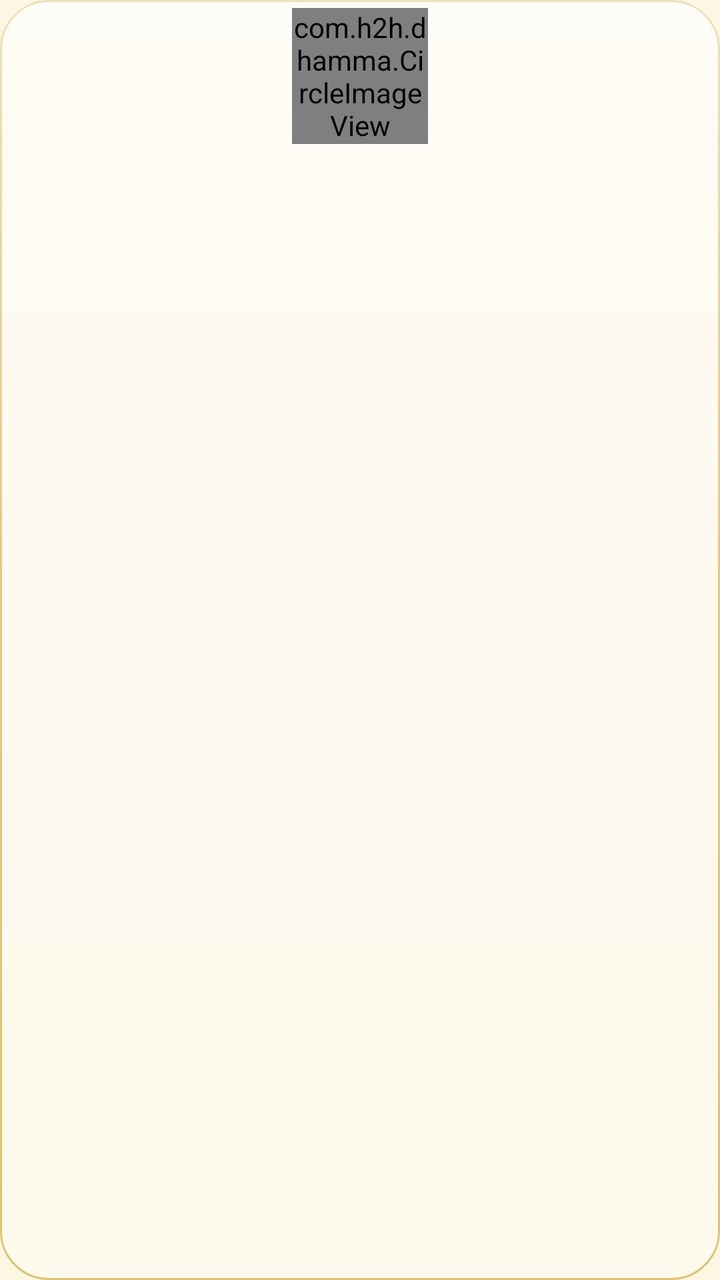
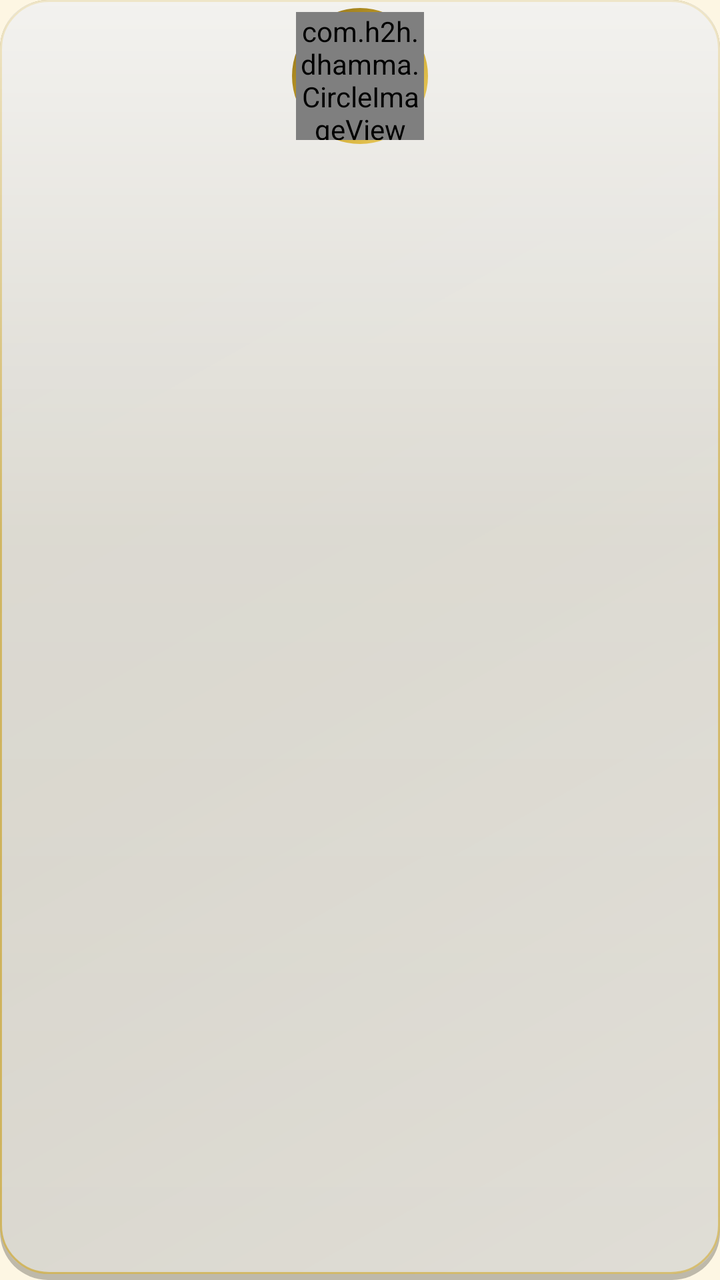

The first picture is an Android layout as it rendered before a commit; the second is the same layout after the commit. The layout source and the unified diff follow.
<!-- AndroidManifest.xml: application theme AppTheme -->
<!-- res/layout/row_sayadaw_h.xml -->
<?xml version="1.0" encoding="utf-8"?>
<LinearLayout xmlns:android="http://schemas.android.com/apk/res/android"
    android:layout_width="match_parent"
    android:layout_height="wrap_content"
    android:background="@drawable/card_bg"
    android:gravity="center_horizontal"
    android:orientation="vertical"
    android:padding="4dp">
    <FrameLayout
        android:layout_width="68dp"
        android:layout_height="68dp">
        <com.h2h.dhamma.CircleImageView
            android:id="@+id/photo"
            android:layout_width="68dp"
            android:layout_height="68dp"
            android:scaleType="centerCrop" />

    </FrameLayout>
    <TextView
        android:id="@+id/name"
        android:layout_width="match_parent"
        android:layout_height="wrap_content"
        android:layout_marginTop="4dp"
        android:ellipsize="end"
        android:gravity="center"
        android:maxLines="2"
        android:textColor="@color/ink"
        android:textSize="11sp"
        android:textStyle="bold" />
    <TextView
        android:id="@+id/group"
        android:layout_width="match_parent"
        android:layout_height="wrap_content"
        android:ellipsize="end"
        android:gravity="center"
        android:maxLines="1"
        android:textColor="@color/muted"
        android:textSize="10sp" />
</LinearLayout>
<!-- resources referenced by this layout -->
<resources>
  <color name="ink">#3B2314</color>
  <color name="muted">#7A6A58</color>
  <!-- drawable card_bg (drawable) -->
  <?xml version="1.0" encoding="utf-8"?>
  <layer-list xmlns:android="http://schemas.android.com/apk/res/android">
      <item>
          <shape android:shape="rectangle">
              <solid android:color="#59FFFFFF" />
              <stroke android:width="1dp" android:color="#99C9A227" />
              <corners android:radius="24dp" />
          </shape>
      </item>
      <item>
          <shape android:shape="rectangle">
              <gradient android:angle="270" android:startColor="#80FFFFFF" android:centerColor="#1AFFFFFF" android:centerY="0.45" android:endColor="#00FFFFFF" android:type="linear" />
              <corners android:radius="24dp" />
          </shape>
      </item>
  </layer-list>
  <style name="AppTheme" parent="android:Theme.Material.Light.NoActionBar">
          <item name="android:colorPrimary">@color/maroon</item>
          <item name="android:colorPrimaryDark">@color/maroon</item>
          <item name="android:colorAccent">@color/gold</item>
          <item name="android:windowBackground">@color/bg</item>
          <item name="android:textColorPrimary">@color/ink</item>
      </style>
  <color name="maroon">#7A2E1F</color>
  <color name="gold">#C9A227</color>
  <color name="bg">#FDF6E3</color>
</resources>

<!-- the commit's change to res/layout/row_sayadaw_h.xml (unified diff, before → after) -->
@@ -6,13 +6,16 @@
     android:gravity="center_horizontal"
     android:orientation="vertical"
     android:padding="4dp">
+    
     <FrameLayout
         android:layout_width="68dp"
-        android:layout_height="68dp">
+        android:layout_height="68dp"
+        android:background="@drawable/portrait_ring">
         <com.h2h.dhamma.CircleImageView
             android:id="@+id/photo"
-            android:layout_width="68dp"
-            android:layout_height="68dp"
+            android:layout_width="64dp"
+            android:layout_height="64dp"
+            android:layout_gravity="center"
             android:scaleType="centerCrop" />
 
     </FrameLayout>
<!-- resource entries referenced after the edit -->
@@ -5,17 +5,56 @@
   <!-- drawable card_bg (drawable) -->
   <?xml version="1.0" encoding="utf-8"?>
   <layer-list xmlns:android="http://schemas.android.com/apk/res/android">
+      
       <item>
           <shape android:shape="rectangle">
-              <solid android:color="#59FFFFFF" />
-              <stroke android:width="1dp" android:color="#99C9A227" />
+              <solid android:color="#40000000" />
               <corners android:radius="24dp" />
           </shape>
       </item>
+      
+      <item android:bottom="3dp">
+          <shape android:shape="rectangle">
+              <solid android:color="#59FFFFFF" />
+              <stroke android:width="1dp" android:color="#CCC9A227" />
+              <corners android:radius="24dp" />
+          </shape>
+      </item>
+      
+      <item android:bottom="3dp">
+          <shape android:shape="rectangle">
+              <gradient android:angle="270" android:startColor="#B3FFFFFF" android:centerColor="#26FFFFFF" android:centerY="0.42" android:endColor="#00FFFFFF" android:type="linear" />
+              <corners android:radius="24dp" />
+          </shape>
+      </item>
+      
+      <item android:bottom="3dp">
+          <shape android:shape="rectangle">
+              <gradient android:angle="135" android:startColor="#40FFFFFF" android:centerColor="#0DFFFFFF" android:centerY="0.5" android:endColor="#00FFFFFF" android:type="linear" />
+              <corners android:radius="24dp" />
+          </shape>
+      </item>
+  </layer-list>
+  <!-- drawable portrait_ring (drawable) -->
+  <?xml version="1.0" encoding="utf-8"?>
+  <layer-list xmlns:android="http://schemas.android.com/apk/res/android">
       <item>
-          <shape android:shape="rectangle">
-              <gradient android:angle="270" android:startColor="#80FFFFFF" android:centerColor="#1AFFFFFF" android:centerY="0.45" android:endColor="#00FFFFFF" android:type="linear" />
-              <corners android:radius="24dp" />
+          <shape android:shape="oval">
+              <gradient
+                  android:angle="135"
+                  android:startColor="#F5D76E"
+                  android:centerColor="#C9A227"
+                  android:endColor="#8A6D1B"
+                  android:type="linear" />
+          </shape>
+      </item>
+      <item
+          android:top="2dp"
+          android:bottom="2dp"
+          android:left="2dp"
+          android:right="2dp">
+          <shape android:shape="oval">
+              <solid android:color="#1E140E" />
           </shape>
       </item>
   </layer-list>
